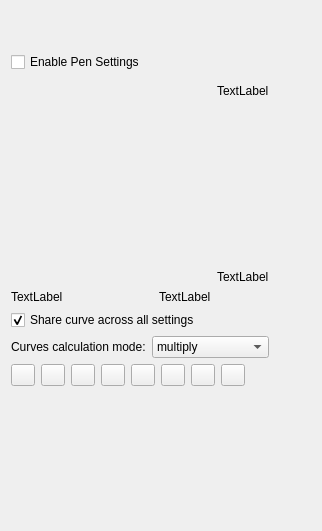
Above: plugins/paintops/libpaintop/forms/wdgcurveoption.ui from KDE/krita before the change. Below: the same form after it.
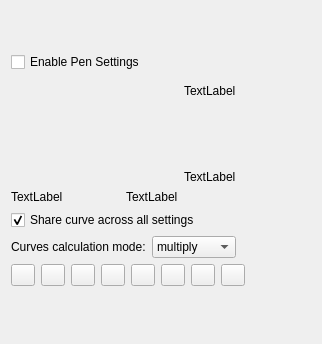
That is the form after the change. Custom widgets are drawn as their Qt base class.

Commit message: convert more labels to be inside sliders and condense text brush tip type

The edit to the form file:
```diff
--- a/plugins/paintops/libpaintop/forms/wdgcurveoption.ui
+++ b/plugins/paintops/libpaintop/forms/wdgcurveoption.ui
@@ -7,7 +7,7 @@
     <x>0</x>
     <y>0</y>
     <width>318</width>
-    <height>531</height>
+    <height>344</height>
    </rect>
   </property>
   <layout class="QVBoxLayout" name="verticalLayout_2">
@@ -259,8 +259,8 @@
          </property>
          <property name="minimumSize">
           <size>
-           <width>200</width>
-           <height>200</height>
+           <width>100</width>
+           <height>100</height>
           </size>
          </property>
         </widget>
```
The commit also changes 6 other files.
